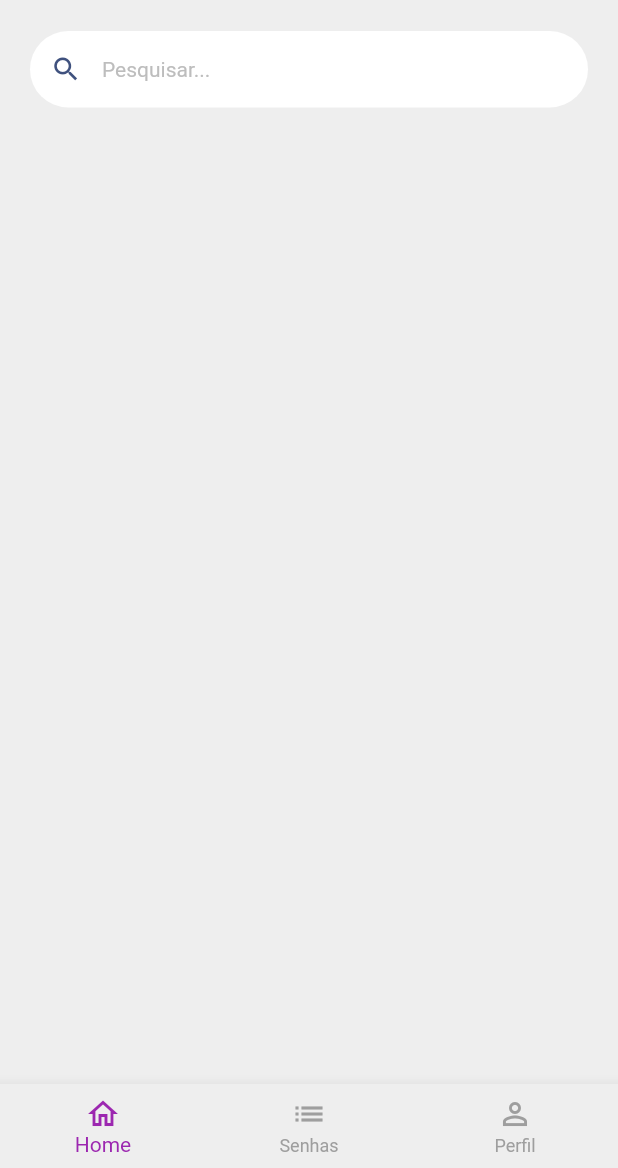
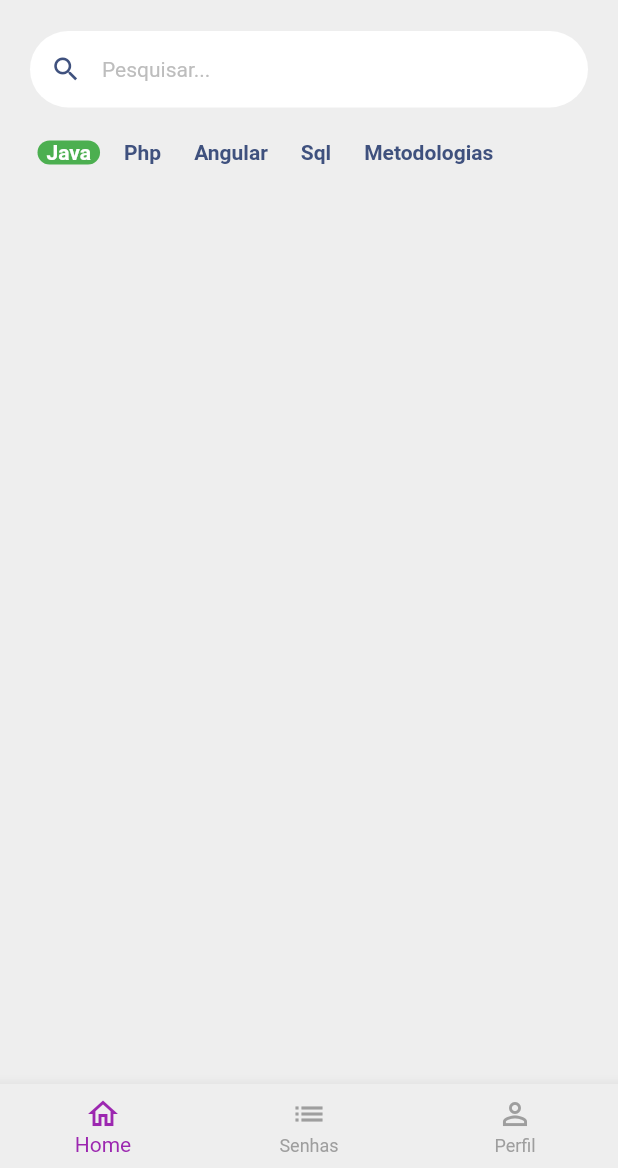
Before and after one commit to samuelfer/marhapass, a Flutter app: the BaseScreen screen opened directly, on a phone screen of 412 x 824 dp, the part 68-1236 px from its top. Run offline on Flutter 3.47's test engine with Material 2 defaults, Android fonts, the phone set to English and light mode, and no system bars; drawn by our look-alikes of badges; our stand-ins replace mask_text_input_formatter, snippet_coder_utils.

Commit message:
Add page para exibir as categorias

```diff
--- a/lib/main.dart
+++ b/lib/main.dart
@@ -23,7 +23,7 @@
       ),
       debugShowCheckedModeBanner: false,
       routes: {
-        '/': (context) => const HomeTab(),
+        '/': (context) => HomeTab(),
         '/login': (context) => const LoginPage(),
         '/register': (context) => const UserRegisterPage(),
         '/profile': (context) => const ProfileScreen()
--- a/lib/src/base/base_screen.dart
+++ b/lib/src/base/base_screen.dart
@@ -19,7 +19,7 @@
         physics: const NeverScrollableScrollPhysics(),
         controller: pageController,
         children: [
-          const HomeTab(),
+          HomeTab(),
           Container(color: Colors.blue),
           Container(color: Colors.green),
         ],
--- /dev/null
+++ b/lib/src/pages/home/components/category_tile.dart
@@ -0,0 +1,40 @@
+import 'package:flutter/material.dart';
+import 'package:marhapass/src/config/custom_colors.dart';
+
+class CategoryTile extends StatelessWidget {
+  const CategoryTile({
+    super.key,
+    required this.category,
+    required this.isSelected,
+    required this.onPressed,
+  });
+
+  final String category;
+  final bool isSelected;
+  final VoidCallback onPressed;
+
+  @override
+  Widget build(BuildContext context) {
+    return GestureDetector(
+      onTap: onPressed,
+      child: Align(
+        alignment: Alignment.center,
+        child: Container(
+          padding: const EdgeInsets.symmetric(horizontal: 6),
+          decoration: BoxDecoration(
+            borderRadius: BorderRadius.circular(10),
+            color: isSelected ? Colors.green : Colors.transparent,
+          ),
+          child: Text(
+            category,
+            style: TextStyle(
+              color:
+                  isSelected ? Colors.white : CustomColors.customColorPrimary,
+              fontWeight: FontWeight.bold,
+            ),
+          ),
+        ),
+      ),
+    );
+  }
+}
--- a/lib/src/pages/home/home_tab.dart
+++ b/lib/src/pages/home/home_tab.dart
@@ -1,11 +1,26 @@
-import 'dart:html';
-
 import 'package:badges/badges.dart';
 import 'package:flutter/material.dart';
 import 'package:marhapass/src/config/custom_colors.dart';
 
-class HomeTab extends StatelessWidget {
-  const HomeTab({super.key});
+import 'components/category_tile.dart';
+
+class HomeTab extends StatefulWidget {
+  HomeTab({super.key});
+
+  @override
+  State<HomeTab> createState() => _HomeTabState();
+}
+
+class _HomeTabState extends State<HomeTab> {
+  List<String> categories = [
+    'Java',
+    'Php',
+    'Angular',
+    'Sql',
+    'Metodologias',
+  ];
+
+  String selectedCategory = 'Java';
 
   @override
   Widget build(BuildContext context) {
@@ -95,10 +110,29 @@
                 ),
               ),
             ),
-          )
+          ),
 
           //Categorias
-
+          Container(
+            padding: const EdgeInsets.only(left: 25),
+            height: 40,
+            child: ListView.separated(
+              scrollDirection: Axis.horizontal,
+              itemCount: categories.length,
+              itemBuilder: (_, index) {
+                return CategoryTile(
+                  onPressed: () {
+                    setState(() {
+                      selectedCategory = categories[index];
+                    });
+                  },
+                  category: categories[index],
+                  isSelected: categories[index] == selectedCategory,
+                );
+              },
+              separatorBuilder: (_, index) => const SizedBox(width: 10),
+            ),
+          ),
           //Grid
         ],
       ),
```
